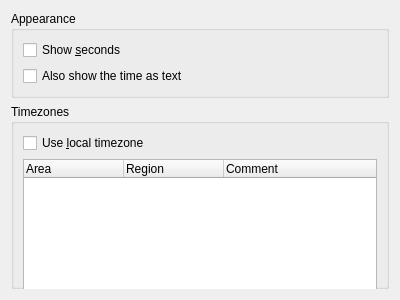
mgottschlag/kwin-tiling, file plasma/applets/analog-clock/clockConfig.ui: the form before one commit.
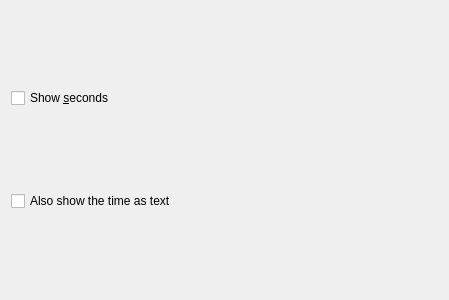
The form after the commit. Custom widgets are drawn as their Qt base class.

Commit message: Analog clock isn't anymore a containment.

Patch:
```diff
--- a/plasma/applets/analog-clock/clockConfig.ui
+++ b/plasma/applets/analog-clock/clockConfig.ui
@@ -5,7 +5,7 @@
    <rect>
     <x>0</x>
     <y>0</y>
-    <width>400</width>
+    <width>449</width>
     <height>300</height>
    </rect>
   </property>
@@ -15,20 +15,7 @@
     <height>300</height>
    </size>
   </property>
-  <layout class="QVBoxLayout" >
-   <item>
-    <layout class="QVBoxLayout" >
-     <item>
-      <widget class="QGroupBox" name="groupBox" >
-       <property name="title" >
-        <string>Appearance</string>
-       </property>
-       <property name="flat" >
-        <bool>true</bool>
-       </property>
-       <layout class="QVBoxLayout" >
-        <item>
-         <layout class="QVBoxLayout" >
+  <layout class="QVBoxLayout" name="verticalLayout" >
           <item>
            <widget class="QCheckBox" name="showSecondHandCheckBox" >
             <property name="toolTip" >
@@ -56,69 +43,7 @@
            </widget>
           </item>
          </layout>
-        </item>
-       </layout>
-      </widget>
-     </item>
-     <item>
-      <widget class="QGroupBox" name="groupBox_2" >
-       <property name="title" >
-        <string>Timezones</string>
-       </property>
-       <property name="flat" >
-        <bool>true</bool>
-       </property>
-       <layout class="QVBoxLayout" >
-        <item>
-         <layout class="QVBoxLayout" >
-          <item>
-           <widget class="QCheckBox" name="localTimeZone" >
-            <property name="text" >
-             <string>Use &amp;local timezone</string>
-            </property>
-           </widget>
-          </item>
-          <item>
-           <widget class="KTimeZoneWidget" name="timeZones" >
-            <property name="minimumSize" >
-             <size>
-              <width>300</width>
-              <height>150</height>
-             </size>
-            </property>
-            <column>
-             <property name="text" >
-              <string>Area</string>
-             </property>
-            </column>
-            <column>
-             <property name="text" >
-              <string>Region</string>
-             </property>
-            </column>
-            <column>
-             <property name="text" >
-              <string>Comment</string>
-             </property>
-            </column>
-           </widget>
-          </item>
-         </layout>
-        </item>
-       </layout>
-      </widget>
-     </item>
-    </layout>
-   </item>
-  </layout>
- </widget>
- <customwidgets>
-  <customwidget>
-   <class>KTimeZoneWidget</class>
-   <extends>QTreeWidget</extends>
-   <header>ktimezonewidget.h</header>
-  </customwidget>
- </customwidgets>
+ </widget>
  <resources/>
  <connections>
   <connection>
```
Left out of the diff: 19 changed lines with no effect on the pictures. Lines whose indentation alone changed are shown as unchanged. The commit also changes 3 other files.
